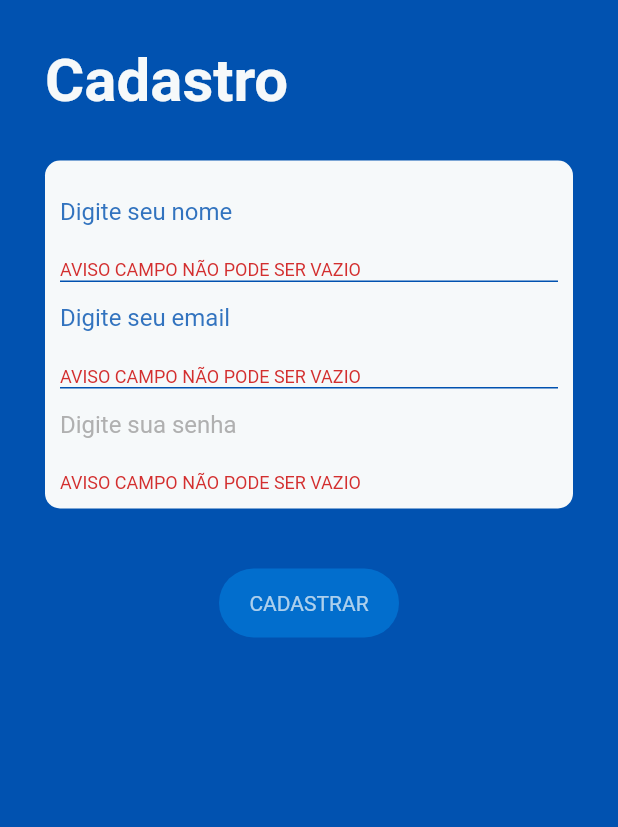
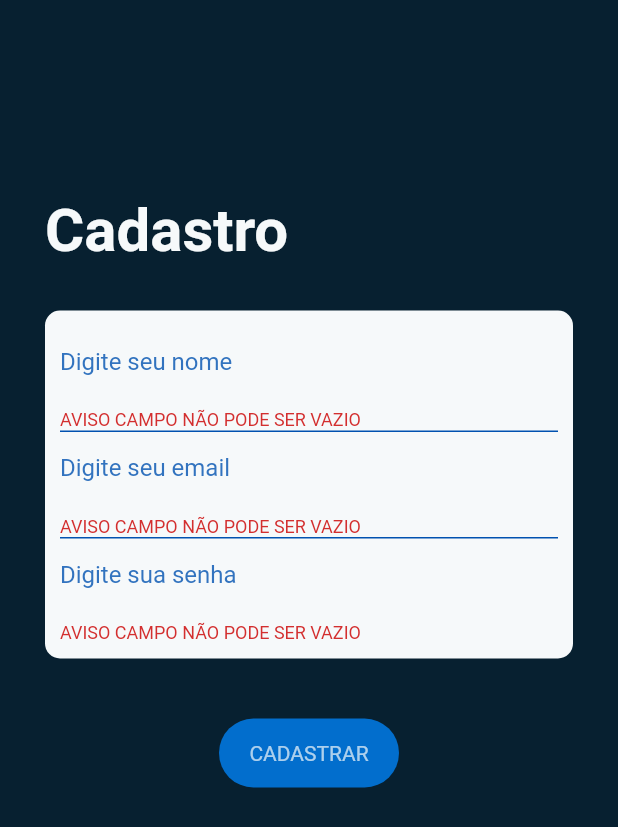
Before and after one commit to alexandreReolon/eventPlanning, a Flutter app: the CadastrarPage screen opened directly, after a tap on "CADASTRAR", on a phone screen of 412 x 824 dp. Shown: the top 827 px of the screen. Run offline on Flutter 3.47's test engine with Material 2 defaults, Android fonts, the light colour scheme and no system bars; our stand-ins replace page_transition, simple_animations, string_validator, toast.

Commit message:
Doc: Corrigido bug de nao chamar o servidor

```diff
--- a/mobile/lib/pages/CadastrarPage.dart
+++ b/mobile/lib/pages/CadastrarPage.dart
@@ -1,6 +1,8 @@
+import 'dart:developer';
+
+import 'package:eventPlanning/constants.dart';
 import 'package:flutter/cupertino.dart';
 import 'package:flutter/material.dart';
-import 'package:eventPlanning/Constants.dart';
 import 'package:eventPlanning/animations/FadeAnimation.dart';
 import 'package:eventPlanning/Service.dart' as Service;
 import 'package:string_validator/string_validator.dart';
@@ -19,7 +21,7 @@ class _HomeState extends State<CadastrarPage> {
   @override
   Widget build(BuildContext context) {
     return Scaffold(
-      backgroundColor: SECUNDARY_COLOR,
+      backgroundColor: BACKGROUND_COLOR,
       body: Form(
         key: cadastrarPageKey,
         child: SingleChildScrollView(
@@ -28,6 +30,9 @@ class _HomeState extends State<CadastrarPage> {
             crossAxisAlignment: CrossAxisAlignment.start,
             mainAxisAlignment: MainAxisAlignment.center,
             children: <Widget>[
+              SizedBox(
+                height: 100,
+              ),
               FadeAnimation(
                 1.2,
                 Text(
@@ -98,7 +103,7 @@ class _HomeState extends State<CadastrarPage> {
                           controller: passwordInput,
                           decoration: InputDecoration(
                               hintStyle: TextStyle(
-                                color: Colors.grey.withOpacity(.8),
+                                color: SECUNDARY_COLOR.withOpacity(.8),
                               ),
                               border: InputBorder.none,
                               hintText: "Digite sua senha"),
@@ -155,15 +160,15 @@ class _HomeState extends State<CadastrarPage> {
         'password': passwordInput.text.toString()
       };
 
-      var response =
-          Service.post('usuarioService/cadastrarUsuario/', parametros, context);
+      var sucess = (json) {
+        print("sucesso");
+      };
 
-      if (response == null) {
-        return false;
-      }
+      Service.post(
+          'usuarioService/cadastrarUsuario/', parametros, context, sucess);
 
       //Volta a tela de login
-      Navigator.pop(context);
+      // Navigator.pop(context);
     }
   }
 
```
Also changed, not shown: mobile/lib/modelos/Agenda.dart (deleted, +0 -121 lines), mobile/lib/modelos/Evento.dart (added, +68 -0 lines), mobile/lib/pages/HomePage.dart (+4 -6 lines), mobile/lib/service.dart (+6 -7 lines), 2 other files.
